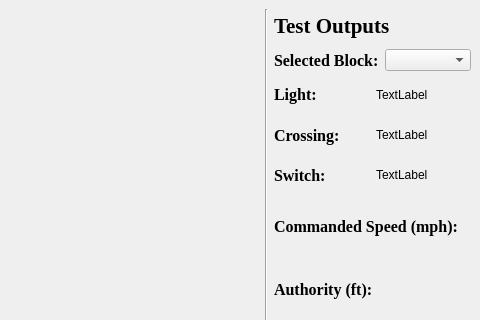
Old version of the form Wayside SW/Wayside_Testbench.ui in the repository asmithie13/ECE-1140; both pictures show x 320 to 800 and y 0 to 320 of the 800 by 600 pixel window.
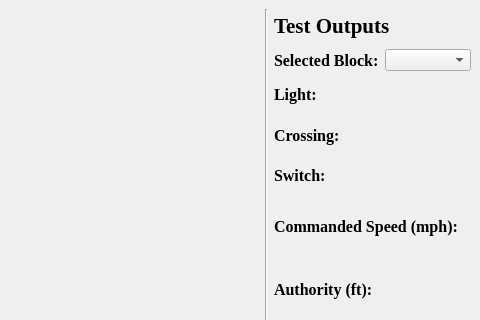
New version of the form.

Commit message: Finished my testbench for Wayside SW.

```diff
--- a/Wayside SW/Wayside_Testbench.ui
+++ b/Wayside SW/Wayside_Testbench.ui
@@ -211,8 +211,13 @@
           </item>
           <item>
            <widget class="QLabel" name="label_19">
+            <property name="font">
+             <font>
+              <family>Times New Roman</family>
+             </font>
+            </property>
             <property name="text">
-             <string>TextLabel</string>
+             <string/>
             </property>
            </widget>
           </item>
@@ -237,8 +242,13 @@
           </item>
           <item>
            <widget class="QLabel" name="label_22">
+            <property name="font">
+             <font>
+              <family>Times New Roman</family>
+             </font>
+            </property>
             <property name="text">
-             <string>TextLabel</string>
+             <string/>
             </property>
            </widget>
           </item>
@@ -263,8 +273,13 @@
           </item>
           <item>
            <widget class="QLabel" name="label_24">
+            <property name="font">
+             <font>
+              <family>Times New Roman</family>
+             </font>
+            </property>
             <property name="text">
-             <string>TextLabel</string>
+             <string/>
             </property>
            </widget>
           </item>
```
The commit also changes 2 other files.
